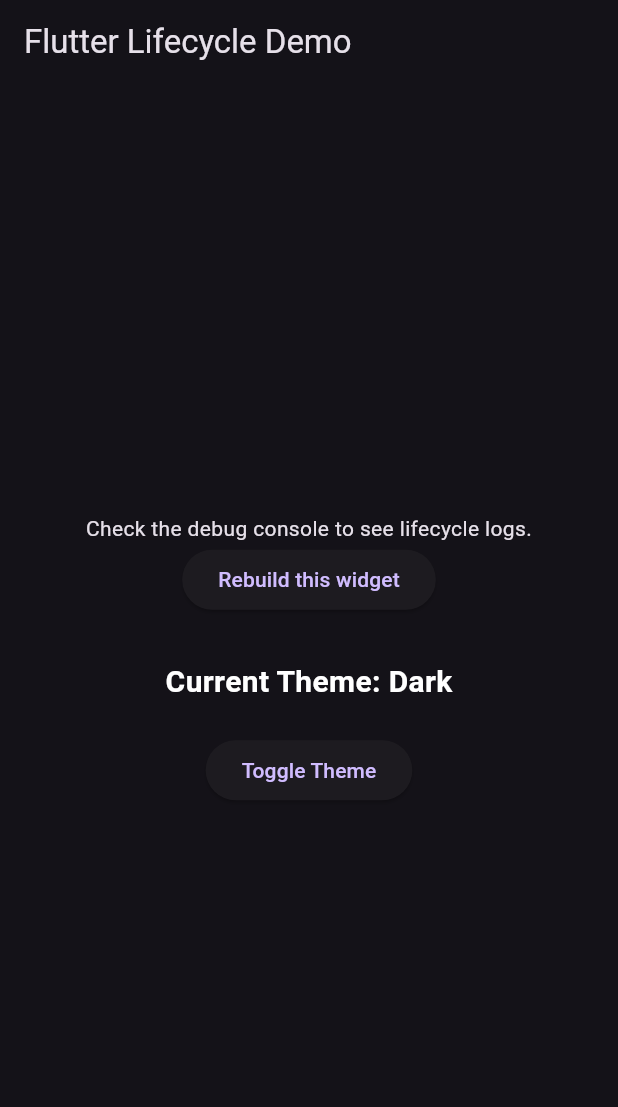
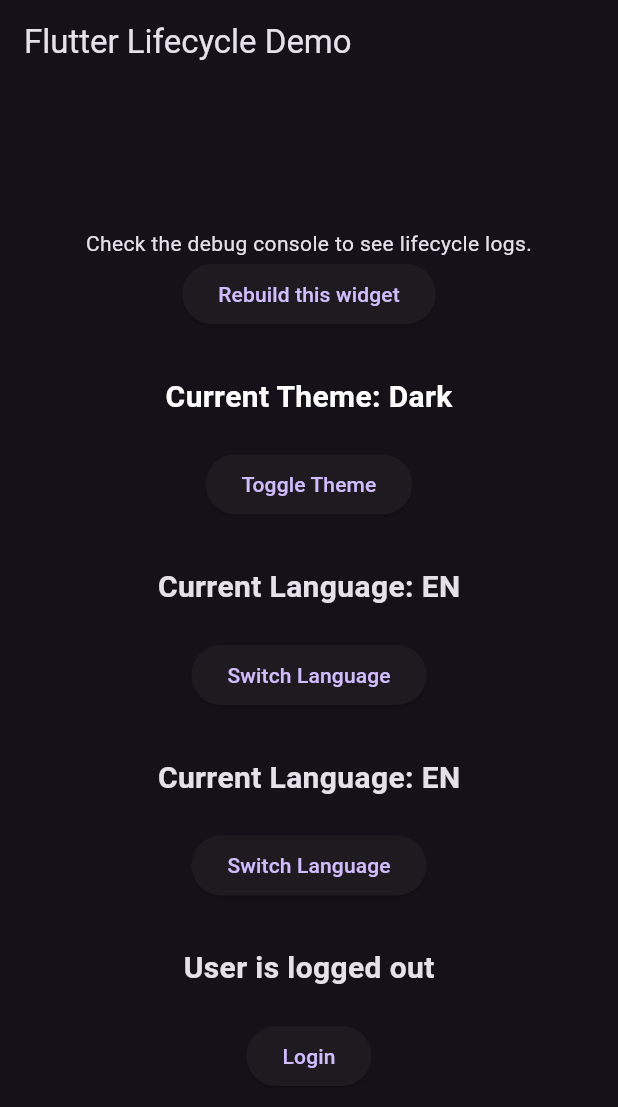
Before and after one commit to amalikrigger/lifecycle_demo_x, a Flutter app: the screen it shows after launch, after a tap on "Toggle Theme", on a phone screen of 412 x 824 dp. Shown: the top 1107 px of the screen. Run offline on Flutter 3.47's test engine with Material 3 defaults, Android fonts, the phone set to English and light mode, and no system bars.

Commit message:
Committing new practical changes to lifecycle

```diff
--- /dev/null
+++ b/lib/auth_aware_widget.dart
@@ -0,0 +1,29 @@
+import 'package:flutter/material.dart';
+import 'package:lifecycle_demo_x/auth_provider.dart';
+import 'package:provider/provider.dart';
+
+class AuthAwareWidget extends StatelessWidget {
+  const AuthAwareWidget({super.key});
+
+  @override
+  Widget build(BuildContext context) {
+    final authProvider = Provider.of<AuthProvider>(context);
+
+    return Column(
+      mainAxisAlignment: MainAxisAlignment.center,
+      children: [
+        Text(
+          authProvider.isAuthenticated
+              ? 'User is logged in'
+              : 'User is logged out',
+          style: const TextStyle(fontSize: 20, fontWeight: FontWeight.bold),
+        ),
+        const SizedBox(height: 20),
+        ElevatedButton(
+          onPressed: () => authProvider.toggleAuth(),
+          child: Text(authProvider.isAuthenticated ? 'Logout' : 'Login'),
+        ),
+      ],
+    );
+  }
+}
--- /dev/null
+++ b/lib/auth_provider.dart
@@ -0,0 +1,12 @@
+import 'package:flutter/material.dart';
+
+class AuthProvider extends ChangeNotifier {
+  bool _isAuthenticated = false;
+
+  bool get isAuthenticated => _isAuthenticated;
+
+  void toggleAuth() {
+    _isAuthenticated = !_isAuthenticated;
+    notifyListeners(); // Notify consumers of auth state changes
+  }
+}
--- /dev/null
+++ b/lib/language_aware_widget.dart
@@ -0,0 +1,27 @@
+import 'package:flutter/material.dart';
+import 'package:lifecycle_demo_x/language_provider.dart';
+import 'package:provider/provider.dart';
+
+class LanguageAwareWidget extends StatelessWidget {
+  const LanguageAwareWidget({super.key});
+
+  @override
+  Widget build(BuildContext context) {
+    final languageProvider = Provider.of<LanguageProvider>(context);
+
+    return Column(
+      mainAxisAlignment: MainAxisAlignment.center,
+      children: [
+        Text(
+          'Current Language: ${languageProvider.locale.languageCode.toUpperCase()}',
+          style: const TextStyle(fontSize: 20, fontWeight: FontWeight.bold),
+        ),
+        const SizedBox(height: 20),
+        ElevatedButton(
+          onPressed: () => languageProvider.switchLanguage(),
+          child: const Text('Switch Language'),
+        ),
+      ],
+    );
+  }
+}
--- /dev/null
+++ b/lib/language_aware_widget_stateful.dart
@@ -0,0 +1,52 @@
+import 'package:flutter/material.dart';
+import 'package:provider/provider.dart';
+
+import 'language_provider.dart';
+
+class LanguageAwareWidgetStateful extends StatefulWidget {
+  const LanguageAwareWidgetStateful({super.key});
+
+  @override
+  State<LanguageAwareWidgetStateful> createState() =>
+      _LanguageAwareWidgetStatefulState();
+}
+
+class _LanguageAwareWidgetStatefulState
+    extends State<LanguageAwareWidgetStateful> {
+  Locale? _currentLocale;
+
+  @override
+  void didChangeDependencies() {
+    super.didChangeDependencies();
+    debugPrint('didChangeDependencies() called in LanguageAwareWidgetStateful');
+
+    final languageProvider =
+        Provider.of<LanguageProvider>(context); // No listen: false
+    if (_currentLocale != languageProvider.locale) {
+      setState(() {
+        _currentLocale = languageProvider.locale;
+      });
+    }
+  }
+
+  @override
+  Widget build(BuildContext context) {
+    return Column(
+      mainAxisAlignment: MainAxisAlignment.center,
+      children: [
+        Text(
+          'Current Language: ${_currentLocale?.languageCode.toUpperCase()}',
+          style: const TextStyle(fontSize: 20, fontWeight: FontWeight.bold),
+        ),
+        const SizedBox(height: 20),
+        ElevatedButton(
+          onPressed: () {
+            Provider.of<LanguageProvider>(context, listen: false)
+                .switchLanguage();
+          },
+          child: const Text('Switch Language'),
+        ),
+      ],
+    );
+  }
+}
--- /dev/null
+++ b/lib/language_provider.dart
@@ -0,0 +1,13 @@
+import 'package:flutter/material.dart';
+
+class LanguageProvider extends ChangeNotifier {
+  Locale _locale = const Locale('en'); // Default to English
+
+  Locale get locale => _locale;
+
+  void switchLanguage() {
+    _locale =
+        _locale.languageCode == 'en' ? const Locale('es') : const Locale('en');
+    notifyListeners(); // Notifies consumers that the language changed
+  }
+}
--- a/lib/lifecycle_demo.dart
+++ b/lib/lifecycle_demo.dart
@@ -1,6 +1,9 @@
 import 'package:flutter/material.dart';
 import 'package:lifecycle_demo_x/theme_provider.dart';
+import 'package:provider/provider.dart';
 
+import 'auth_provider.dart';
+import 'language_provider.dart';
 import 'lifecycle_demo_screen.dart';
 
 class LifecycleDemo extends StatefulWidget {
@@ -22,7 +25,12 @@ class _LifecycleDemoState extends State<LifecycleDemo> {
 
   @override
   Widget build(BuildContext context) {
-    return ThemeProvider(
+    return MultiProvider(
+      providers: [
+        ChangeNotifierProvider(create: (_) => LanguageProvider()),
+        ChangeNotifierProvider(create: (_) => AuthProvider()),
+      ],
+      child: ThemeProvider(
         themeMode: _themeMode,
         toggleTheme: _toggleTheme,
         child: Builder(
@@ -31,11 +39,13 @@ class _LifecycleDemoState extends State<LifecycleDemo> {
               title: 'Lifecycle Demo',
               theme: ThemeData.light(),
               darkTheme: ThemeData.dark(),
-            themeMode: ThemeProvider.of(context)?.themeMode ?? ThemeMode.light,
+              themeMode:
+                  ThemeProvider.of(context)?.themeMode ?? ThemeMode.light,
               home: const LifecycleDemoScreen(),
             );
           },
         ),
+      ),
     );
   }
 }
--- a/lib/lifecycle_demo_screen.dart
+++ b/lib/lifecycle_demo_screen.dart
@@ -1,6 +1,9 @@
 import 'package:flutter/material.dart';
+import 'package:lifecycle_demo_x/auth_aware_widget.dart';
+import 'package:lifecycle_demo_x/language_aware_widget_stateful.dart';
 import 'package:lifecycle_demo_x/theme_aware_widget.dart';
 
+import 'language_aware_widget.dart';
 import 'lifecycle_demo_widget.dart';
 
 class LifecycleDemoScreen extends StatelessWidget {
@@ -14,9 +17,15 @@ class LifecycleDemoScreen extends StatelessWidget {
         child: Column(
           mainAxisAlignment: MainAxisAlignment.center,
           children: [
-            LifecycleDemoWidget(), // Keeps your original lifecycle demo
+            LifecycleDemoWidget(),
             SizedBox(height: 30),
-            ThemeAwareWidget(), // New widget that reacts to theme changes
+            ThemeAwareWidget(),
+            SizedBox(height: 30),
+            LanguageAwareWidget(),
+            SizedBox(height: 30),
+            LanguageAwareWidgetStateful(),
+            SizedBox(height: 30),
+            AuthAwareWidget(),
           ],
         ),
       ),
--- a/pubspec.yaml
+++ b/pubspec.yaml
@@ -10,6 +10,7 @@ dependencies:
   flutter:
     sdk: flutter
   cupertino_icons: ^1.0.8
+  provider: ^6.1.2
 
 dev_dependencies:
   flutter_test:
```
Also changed, not shown: pubspec.lock. Lines whose indentation alone changed are shown as unchanged.
